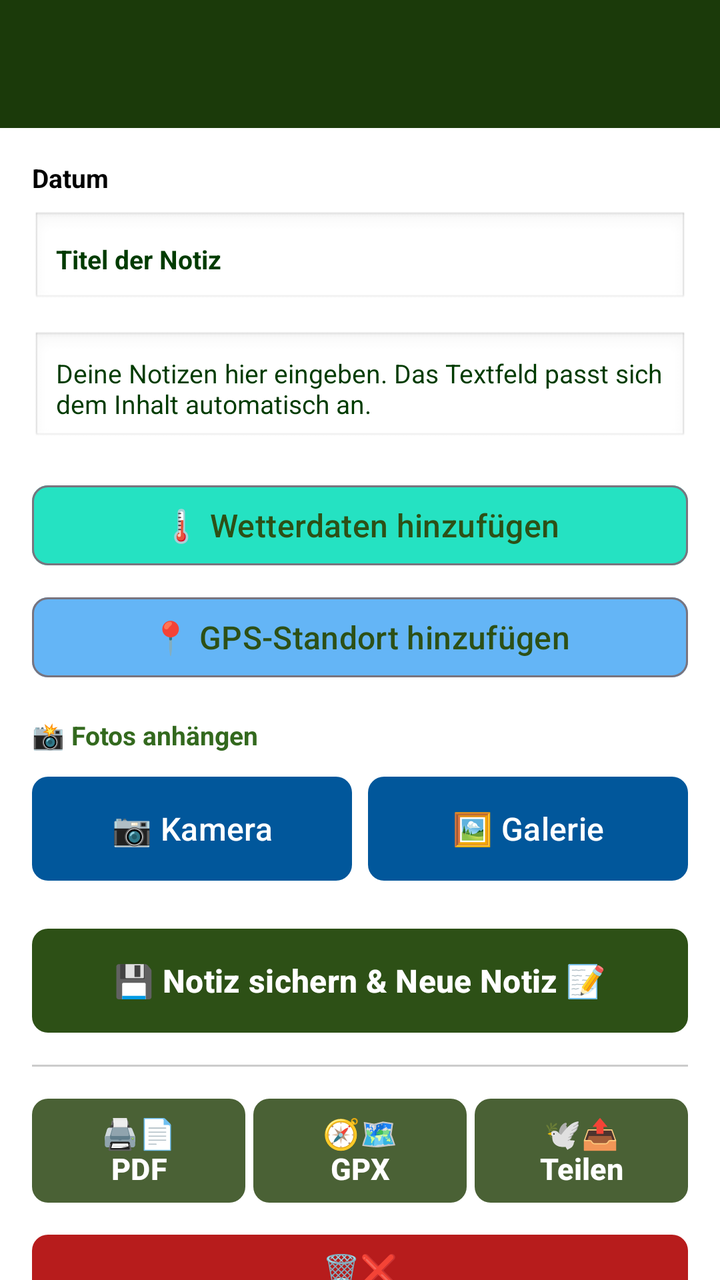
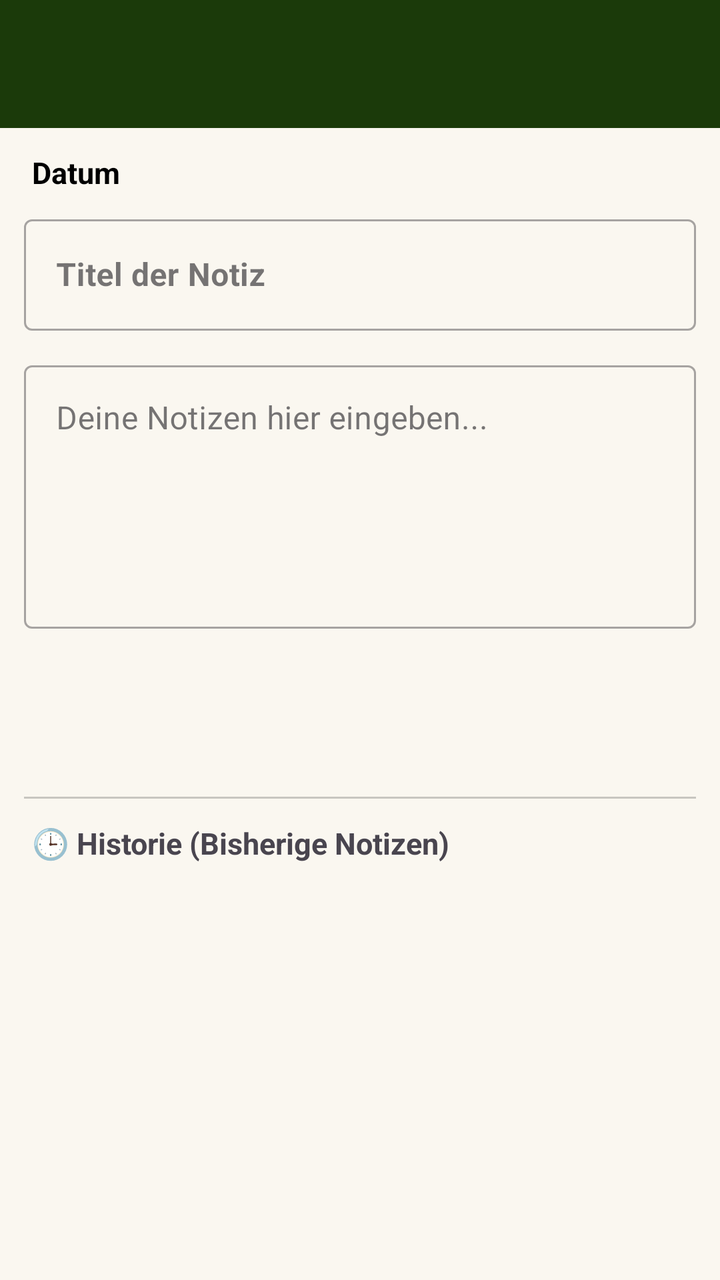

Two renders of the same Android screen: before a commit and after it. Below are the layout's source before the change and the commit's diff.
<!-- AndroidManifest.xml: activity theme Theme.HundeWildnis -->
<!-- res/layout/activity_daily_notes.xml -->
<?xml version="1.0" encoding="utf-8"?>
<androidx.coordinatorlayout.widget.CoordinatorLayout
    xmlns:android="http://schemas.android.com/apk/res/android"
    xmlns:app="http://schemas.android.com/apk/res-auto"
    android:layout_width="match_parent"
    android:layout_height="match_parent">

    <com.google.android.material.appbar.AppBarLayout
        android:id="@+id/appbar"
        android:layout_width="match_parent"
        android:layout_height="wrap_content"
        android:fitsSystemWindows="false">

        <androidx.appcompat.widget.Toolbar
            android:id="@+id/toolbar"
            android:layout_width="match_parent"
            android:layout_height="?attr/actionBarSize"
            android:background="#1B3A0A"
            app:titleTextColor="#FFFFFF" />
    </com.google.android.material.appbar.AppBarLayout>

    <androidx.core.widget.NestedScrollView
        android:layout_width="match_parent"
        android:layout_height="match_parent"
        app:layout_behavior="@string/appbar_scrolling_view_behavior">

        <LinearLayout
            android:layout_width="match_parent"
            android:layout_height="wrap_content"
            android:orientation="vertical"
            android:padding="16dp">

            
            <TextView
                android:id="@+id/tvDate"
                android:layout_width="match_parent"
                android:layout_height="wrap_content"
                android:text="Datum"
                android:textSize="@dimen/text_body_medium"
                android:textStyle="bold"
                android:textColor="?android:attr/textColorPrimary"
                android:layout_marginBottom="8dp" />

            
            <TextView
                android:id="@+id/tvWeatherInfo"
                android:layout_width="match_parent"
                android:layout_height="wrap_content"
                android:text=""
                android:textSize="@dimen/text_body_medium"
                android:textColor="?android:attr/textColorPrimary"
                android:layout_marginBottom="16dp"
                android:visibility="gone" />

            
            <EditText
                android:id="@+id/etTitle"
                android:layout_width="match_parent"
                android:layout_height="wrap_content"
                android:hint="Titel der Notiz"
                android:inputType="textCapSentences"
                android:textSize="@dimen/text_body_medium"
                android:textStyle="bold"
                android:textColorHint="@color/dark_green"
                android:textColor="#000000"
                android:padding="12dp"
                android:background="@android:drawable/edit_text"
                android:layout_marginBottom="12dp" />

            
            <EditText
                android:id="@+id/etNotes"
                android:layout_width="match_parent"
                android:layout_height="wrap_content"
                android:hint="Deine Notizen hier eingeben. Das Textfeld passt sich dem Inhalt automatisch an."
                android:textColorHint="@color/dark_green"
                android:textSize="13sp"
                android:textColor="#000000"
                android:gravity="top|start"
                android:padding="12dp"
                android:background="@android:drawable/edit_text"
                android:inputType="textMultiLine|textCapSentences"
                android:layout_marginBottom="16dp" />

            
            <com.google.android.material.button.MaterialButton
                android:id="@+id/btnAddWeather"
                style="@style/Widget.Material3.Button.OutlinedButton"
                android:layout_width="match_parent"
                android:layout_height="wrap_content"
                android:text="🌡️ Wetterdaten hinzufügen"
                android:textSize="@dimen/text_body_medium"
                app:cornerRadius="8dp"
                app:backgroundTint="#25E2C2"
                android:layout_marginBottom="8dp" />

            
            <com.google.android.material.button.MaterialButton
                android:id="@+id/btnAddLocation"
                style="@style/Widget.Material3.Button.OutlinedButton"
                android:layout_width="match_parent"
                android:layout_height="wrap_content"
                android:text="📍 GPS-Standort hinzufügen"
                android:textSize="@dimen/text_body_medium"
                app:cornerRadius="8dp"
                app:backgroundTint="#64B5F6"
                android:layout_marginBottom="16dp" />

            
            <TextView
                android:layout_width="match_parent"
                android:layout_height="wrap_content"
                android:text="📸 Fotos anhängen"
                android:textSize="@dimen/text_body_medium"
                android:textStyle="bold"
                android:textColor="#33691E"
                android:layout_marginBottom="8dp" />

            
            <LinearLayout
                android:layout_width="match_parent"
                android:layout_height="wrap_content"
                android:orientation="horizontal"
                android:layout_marginBottom="16dp">

                <com.google.android.material.button.MaterialButton
                    android:id="@+id/btnCamera"
                    android:layout_width="0dp"
                    android:layout_height="wrap_content"
                    android:layout_weight="1"
                    android:text="📷 Kamera"
                    android:textSize="@dimen/text_body_medium"
                    app:cornerRadius="8dp"
                    app:backgroundTint="#01579B"
                    android:textColor="#FFFFFF"
                    android:layout_marginEnd="8dp" />

                <com.google.android.material.button.MaterialButton
                    android:id="@+id/btnGallery"
                    android:layout_width="0dp"
                    android:layout_height="wrap_content"
                    android:layout_weight="1"
                    android:text="🖼️ Galerie"
                    android:textSize="@dimen/text_body_medium"
                    app:cornerRadius="8dp"
                    app:backgroundTint="#01579B"
                    android:textColor="#FFFFFF" />

            </LinearLayout>

            
            <androidx.recyclerview.widget.RecyclerView
                android:id="@+id/rvPhotos"
                android:layout_width="match_parent"
                android:layout_height="wrap_content"
                android:layout_marginBottom="16dp"
                android:visibility="gone" />

            
            <com.google.android.material.button.MaterialButton
                android:id="@+id/btnSaveNew"
                android:layout_width="match_parent"
                android:layout_height="wrap_content"
                android:text="💾 Notiz sichern &amp; Neue Notiz 📝"
                android:textSize="@dimen/text_body_medium"
                android:textStyle="bold"
                app:cornerRadius="8dp"
                app:backgroundTint="#2d5016"
                android:textColor="#FFFFFF"
                android:layout_marginBottom="12dp" />

            <View
                android:layout_width="match_parent"
                android:layout_height="1dp"
                android:background="#33000000"
                android:layout_marginBottom="12dp" />

            
            <LinearLayout
                android:layout_width="match_parent"
                android:layout_height="wrap_content"
                android:orientation="horizontal"
                android:layout_marginBottom="8dp">

                <com.google.android.material.button.MaterialButton
                    android:id="@+id/btnExportPdf"
                    android:layout_width="0dp"
                    android:layout_height="wrap_content"
                    android:layout_weight="1"
                    android:text="🖨📄\nPDF"
                    android:textSize="@dimen/text_body_medium"
                    android:textStyle="bold"
                    app:cornerRadius="8dp"
                    app:backgroundTint="#4a6135"
                    android:textColor="#FFFFFF"
                    android:layout_marginEnd="4dp" />

                <com.google.android.material.button.MaterialButton
                    android:id="@+id/btnExportGpx"
                    android:layout_width="0dp"
                    android:layout_height="wrap_content"
                    android:layout_weight="1"
                    android:text="🧭🗺️\nGPX"
                    android:textSize="@dimen/text_body_medium"
                    android:textStyle="bold"
                    app:cornerRadius="8dp"
                    app:backgroundTint="#4a6135"
                    android:textColor="#FFFFFF"
                    android:layout_marginEnd="4dp" />

                <com.google.android.material.button.MaterialButton
                    android:id="@+id/btnShare"
                    android:layout_width="0dp"
                    android:layout_height="wrap_content"
                    android:layout_weight="1"
                    android:text="🕊📤\nTeilen"
                    android:textSize="@dimen/text_body_medium"
                    android:textStyle="bold"
                    app:cornerRadius="8dp"
                    app:backgroundTint="#4a6135"
                    android:textColor="#FFFFFF" />
            </LinearLayout>

            <com.google.android.material.button.MaterialButton
                android:id="@+id/btnClear"
                android:layout_width="match_parent"
                android:layout_height="wrap_content"
                android:text="🗑️❌\nEntwurf löschen"
                android:textSize="@dimen/text_body_medium"
                android:textStyle="bold"
                app:cornerRadius="8dp"
                app:backgroundTint="#B71C1C"
                android:textColor="#FFFFFF"
                android:layout_marginBottom="24dp" />

            
            <TextView
                android:layout_width="match_parent"
                android:layout_height="wrap_content"
                android:text="🕒 Historie (Bisherige Notizen)"
                android:textSize="@dimen/text_body_medium"
                android:textStyle="bold"
                android:layout_marginBottom="12dp" />

            
            <androidx.recyclerview.widget.RecyclerView
                android:id="@+id/rvHistory"
                android:layout_width="match_parent"
                android:layout_height="wrap_content"
                android:nestedScrollingEnabled="false" />

        </LinearLayout>
    </androidx.core.widget.NestedScrollView>

</androidx.coordinatorlayout.widget.CoordinatorLayout>
<!-- resources referenced by this layout -->
<resources>
  <color name="dark_green">#003b00</color>
  <dimen name="text_body_medium">14sp</dimen>
  <style name="Theme.HundeWildnis" parent="Base.Theme.HundeWildnis" />
  <style name="Base.Theme.HundeWildnis" parent="Theme.Material3.Light.NoActionBar">
          
          <item name="materialButtonStyle">@style/Widget.App.Button</item>
  
          <item name="colorPrimary">#2d5016</item>
          <item name="colorPrimaryVariant">#1a3009</item>
          <item name="colorOnPrimary">#FFFFFF</item>
          <item name="colorSecondary">#6b8e4e</item>
          <item name="colorSecondaryVariant">#4a6135</item>
          <item name="colorOnSecondary">#000000</item>
          <item name="android:statusBarColor">@android:color/transparent</item>
          <item name="android:navigationBarColor">@android:color/transparent</item>
          <item name="android:windowDrawsSystemBarBackgrounds">true</item>
          <item name="android:windowLightStatusBar">true</item>
          <item name="android:windowLightNavigationBar" tools:targetApi="27">true</item>
          <item name="android:enforceNavigationBarContrast" tools:targetApi="q">false</item>
          <item name="android:enforceStatusBarContrast" tools:targetApi="q">false</item>
  
          
          <item name="colorAccent">#2d5016</item>
          <item name="android:textColorPrimary">#000000</item>
  
          
          <item name="materialAlertDialogTheme">@style/AlertDialogTheme</item>
          <item name="alertDialogTheme">@style/AlertDialogTheme</item>
  
          
          <item name="actionMenuTextColor">#FFFFFF</item>
          <item name="actionOverflowButtonStyle">@style/Widget.App.Overflow</item>
  
          
          <item name="android:windowBackground">#FFFFFF</item>
          <item name="android:colorBackground">#FFFFFF</item>
      </style>
  <style name="Widget.App.Overflow" parent="Widget.AppCompat.ActionButton.Overflow">
          <item name="android:src">@drawable/ic_menu_hamburger</item>
      </style>
  <dimen name="text_button_large">20sp</dimen>
  <style name="DialogButtonStyle.Light" parent="Widget.Material3.Button.TextButton.Dialog">
          
          <item name="android:textColor">#2d5016</item>
  
          
          <item name="android:textSize">13sp</item>
          <item name="android:textAllCaps">false</item>
          <item name="android:maxLines">2</item>
          <item name="android:singleLine">false</item>
          <item name="android:ellipsize">none</item>
          <item name="autoSizeTextType">uniform</item>
          <item name="autoSizeMinTextSize">10sp</item>
          <item name="autoSizeMaxTextSize">16sp</item>
  
          
          <item name="android:paddingStart">2dp</item>
          <item name="android:paddingEnd">2dp</item>
          <item name="android:minWidth">0dp</item>
          <item name="android:insetLeft">0dp</item>
          <item name="android:insetRight">0dp</item>
          <item name="android:insetTop">0dp</item>
          <item name="android:insetBottom">0dp</item>
  
          
          <item name="backgroundTint">@android:color/transparent</item>
  
          
          <item name="rippleColor">#332d5016</item>
      </style>
  <style name="Widget.App.ButtonBar" parent="Widget.AppCompat.ButtonBar.AlertDialog">
          <item name="android:padding">0dp</item>
      </style>
  <!-- drawable ic_menu_hamburger (drawable) -->
  <vector xmlns:android="http://schemas.android.com/apk/res/android"
      android:width="24dp"
      android:height="24dp"
      android:viewportWidth="24"
      android:viewportHeight="24">
      <path
          android:fillColor="#FFFFFF"
          android:pathData="M3,18h18v-2H3V18z M3,13h18v-2H3V13z M3,6v2h18V6H3z" />
  </vector>
  <!-- unchanged entries left out for length: 2 -->
</resources>

<!-- the commit's change to res/layout/activity_daily_notes.xml (unified diff, before → after) -->
@@ -22,13 +22,16 @@
     <androidx.core.widget.NestedScrollView
         android:layout_width="match_parent"
         android:layout_height="match_parent"
+        android:fillViewport="true"
+        android:clipToPadding="false"
+        android:paddingBottom="40dp"
         app:layout_behavior="@string/appbar_scrolling_view_behavior">
 
         <LinearLayout
             android:layout_width="match_parent"
             android:layout_height="wrap_content"
             android:orientation="vertical"
-            android:padding="16dp">
+            android:padding="12dp">
 
             
             <TextView
@@ -36,10 +39,11 @@
                 android:layout_width="match_parent"
                 android:layout_height="wrap_content"
                 android:text="Datum"
-                android:textSize="@dimen/text_body_medium"
+                android:textSize="15sp"
                 android:textStyle="bold"
                 android:textColor="?android:attr/textColorPrimary"
-                android:layout_marginBottom="8dp" />
+                android:layout_marginBottom="8dp"
+                android:paddingStart="4dp" />
 
             
             <TextView
@@ -47,106 +51,62 @@
                 android:layout_width="match_parent"
                 android:layout_height="wrap_content"
                 android:text=""
-                android:textSize="@dimen/text_body_medium"
-                android:textColor="?android:attr/textColorPrimary"
+                android:textSize="13sp"
+                android:textColor="?android:attr/textColorSecondary"
                 android:layout_marginBottom="16dp"
-                android:visibility="gone" />
+                android:visibility="gone"
+                android:paddingStart="4dp" />
 
             
-            <EditText
-                android:id="@+id/etTitle"
+            <com.google.android.material.textfield.TextInputLayout
                 android:layout_width="match_parent"
                 android:layout_height="wrap_content"
+                android:layout_marginBottom="12dp"
                 android:hint="Titel der Notiz"
-                android:inputType="textCapSentences"
-                android:textSize="@dimen/text_body_medium"
-                android:textStyle="bold"
-                android:textColorHint="@color/dark_green"
-                android:textColor="#000000"
-                android:padding="12dp"
-                android:background="@android:drawable/edit_text"
-                android:layout_marginBottom="12dp" />
+                style="@style/Widget.MaterialComponents.TextInputLayout.OutlinedBox">
+                <com.google.android.material.textfield.TextInputEditText
+                    android:id="@+id/etTitle"
+                    android:layout_width="match_parent"
+                    android:layout_height="wrap_content"
+                    android:inputType="textCapSentences"
+                    android:textStyle="bold" />
+            </com.google.android.material.textfield.TextInputLayout>
 
             
-            <EditText
-                android:id="@+id/etNotes"
+            <com.google.android.material.textfield.TextInputLayout
                 android:layout_width="match_parent"
                 android:layout_height="wrap_content"
-                android:hint="Deine Notizen hier eingeben. Das Textfeld passt sich dem Inhalt automatisch an."
-                android:textColorHint="@color/dark_green"
-                android:textSize="13sp"
-                android:textColor="#000000"
-                android:gravity="top|start"
-                android:padding="12dp"
-                android:background="@android:drawable/edit_text"
-                android:inputType="textMultiLine|textCapSentences"
-                android:layout_marginBottom="16dp" />
+                android:layout_marginBottom="16dp"
+                android:hint="Deine Notizen hier eingeben..."
+                style="@style/Widget.MaterialComponents.TextInputLayout.OutlinedBox">
+                <com.google.android.material.textfield.TextInputEditText
+                    android:id="@+id/etNotes"
+                    android:layout_width="match_parent"
+                    android:layout_height="wrap_content"
+                    android:gravity="top|start"
+                    android:minLines="5"
+                    android:inputType="textMultiLine|textCapSentences" />
+            </com.google.android.material.textfield.TextInputLayout>
 
             
-            <com.google.android.material.button.MaterialButton
-                android:id="@+id/btnAddWeather"
-                style="@style/Widget.Material3.Button.OutlinedButton"
+            <androidx.recyclerview.widget.RecyclerView
+                android:id="@+id/gridNoteConditions"
                 android:layout_width="match_parent"
                 android:layout_height="wrap_content"
-                android:text="🌡️ Wetterdaten hinzufügen"
-                android:textSize="@dimen/text_body_medium"
-                app:cornerRadius="8dp"
-                app:backgroundTint="#25E2C2"
-                android:layout_marginBottom="8dp" />
+                android:layout_marginBottom="16dp"
+                android:nestedScrollingEnabled="false"
+                app:layoutManager="androidx.recyclerview.widget.GridLayoutManager"
+                app:spanCount="2" />
 
             
-            <com.google.android.material.button.MaterialButton
-                android:id="@+id/btnAddLocation"
-                style="@style/Widget.Material3.Button.OutlinedButton"
+            <androidx.recyclerview.widget.RecyclerView
+                android:id="@+id/gridNotePhotos"
                 android:layout_width="match_parent"
                 android:layout_height="wrap_content"
-                android:text="📍 GPS-Standort hinzufügen"
-                android:textSize="@dimen/text_body_medium"
-                app:cornerRadius="8dp"
-                app:backgroundTint="#64B5F6"
-                android:layout_marginBottom="16dp" />
-
-            
-            <TextView
-                android:layout_width="match_parent"
-                android:layout_height="wrap_content"
-                android:text="📸 Fotos anhängen"
-                android:textSize="@dimen/text_body_medium"
-                android:textStyle="bold"
-                android:textColor="#33691E"
-                android:layout_marginBottom="8dp" />
-
-            
-            <LinearLayout
-                android:layout_width="match_parent"
-                android:layout_height="wrap_content"
-                android:orientation="horizontal"
-                android:layout_marginBottom="16dp">
-
-                <com.google.android.material.button.MaterialButton
-                    android:id="@+id/btnCamera"
-                    android:layout_width="0dp"
-                    android:layout_height="wrap_content"
-                    android:layout_weight="1"
-                    android:text="📷 Kamera"
-                    android:textSize="@dimen/text_body_medium"
-                    app:cornerRadius="8dp"
-                    app:backgroundTint="#01579B"
-                    android:textColor="#FFFFFF"
-                    android:layout_marginEnd="8dp" />
-
-                <com.google.android.material.button.MaterialButton
-                    android:id="@+id/btnGallery"
-                    android:layout_width="0dp"
-                    android:layout_height="wrap_content"
-                    android:layout_weight="1"
-                    android:text="🖼️ Galerie"
-                    android:textSize="@dimen/text_body_medium"
-                    app:cornerRadius="8dp"
-                    app:backgroundTint="#01579B"
-                    android:textColor="#FFFFFF" />
-
-            </LinearLayout>
+                android:layout_marginBottom="8dp"
+                android:nestedScrollingEnabled="false"
+                app:layoutManager="androidx.recyclerview.widget.GridLayoutManager"
+                app:spanCount="2" />
 
             
             <androidx.recyclerview.widget.RecyclerView
@@ -157,17 +117,24 @@
                 android:visibility="gone" />
 
             
-            <com.google.android.material.button.MaterialButton
-                android:id="@+id/btnSaveNew"
+            <androidx.recyclerview.widget.RecyclerView
+                android:id="@+id/gridNoteSave"
                 android:layout_width="match_parent"
                 android:layout_height="wrap_content"
-                android:text="💾 Notiz sichern &amp; Neue Notiz 📝"
-                android:textSize="@dimen/text_body_medium"
-                android:textStyle="bold"
-                app:cornerRadius="8dp"
-                app:backgroundTint="#2d5016"
-                android:textColor="#FFFFFF"
-                android:layout_marginBottom="12dp" />
+                android:layout_marginBottom="12dp"
+                android:nestedScrollingEnabled="false"
+                app:layoutManager="androidx.recyclerview.widget.GridLayoutManager"
+                app:spanCount="1" />
+
+            
+            <androidx.recyclerview.widget.RecyclerView
+                android:id="@+id/gridNoteActions"
+                android:layout_width="match_parent"
+                android:layout_height="wrap_content"
+                android:layout_marginBottom="32dp"
+                android:nestedScrollingEnabled="false"
+                app:layoutManager="androidx.recyclerview.widget.GridLayoutManager"
+                app:spanCount="4" />
 
             <View
                 android:layout_width="match_parent"
@@ -176,71 +143,14 @@
                 android:layout_marginBottom="12dp" />
 
             
-            <LinearLayout
-                android:layout_width="match_parent"
-                android:layout_height="wrap_content"
-                android:orientation="horizontal"
-                android:layout_marginBottom="8dp">
-
-                <com.google.android.material.button.MaterialButton
-                    android:id="@+id/btnExportPdf"
-                    android:layout_width="0dp"
-                    android:layout_height="wrap_content"
-                    android:layout_weight="1"
-                    android:text="🖨📄\nPDF"
-                    android:textSize="@dimen/text_body_medium"
-                    android:textStyle="bold"
-                    app:cornerRadius="8dp"
-                    app:backgroundTint="#4a6135"
-                    android:textColor="#FFFFFF"
-                    android:layout_marginEnd="4dp" />
-
-                <com.google.android.material.button.MaterialButton
-                    android:id="@+id/btnExportGpx"
-                    android:layout_width="0dp"
-                    android:layout_height="wrap_content"
-                    android:layout_weight="1"
-                    android:text="🧭🗺️\nGPX"
-                    android:textSize="@dimen/text_body_medium"
-                    android:textStyle="bold"
-                    app:cornerRadius="8dp"
-                    app:backgroundTint="#4a6135"
-                    android:textColor="#FFFFFF"
-                    android:layout_marginEnd="4dp" />
-
-                <com.google.android.material.button.MaterialButton
-                    android:id="@+id/btnShare"
-                    android:layout_width="0dp"
-                    android:layout_height="wrap_content"
-                    android:layout_weight="1"
-                    android:text="🕊📤\nTeilen"
-                    android:textSize="@dimen/text_body_medium"
-                    android:textStyle="bold"
-                    app:cornerRadius="8dp"
-                    app:backgroundTint="#4a6135"
-                    android:textColor="#FFFFFF" />
-            </LinearLayout>
-
-            <com.google.android.material.button.MaterialButton
-                android:id="@+id/btnClear"
-                android:layout_width="match_parent"
-                android:layout_height="wrap_content"
-                android:text="🗑️❌\nEntwurf löschen"
-                android:textSize="@dimen/text_body_medium"
-                android:textStyle="bold"
-                app:cornerRadius="8dp"
-                app:backgroundTint="#B71C1C"
-                android:textColor="#FFFFFF"
-                android:layout_marginBottom="24dp" />
-
-            
             <TextView
                 android:layout_width="match_parent"
                 android:layout_height="wrap_content"
                 android:text="🕒 Historie (Bisherige Notizen)"
-                android:textSize="@dimen/text_body_medium"
+                android:textSize="15sp"
                 android:textStyle="bold"
-                android:layout_marginBottom="12dp" />
+                android:layout_marginBottom="12dp"
+                android:paddingStart="4dp" />
 
             
             <androidx.recyclerview.widget.RecyclerView
<!-- resource entries referenced after the edit -->
@@ -1,20 +1,16 @@
 <!-- resources referenced by this layout -->
 <resources>
-  <color name="dark_green">#003b00</color>
-  <dimen name="text_body_medium">14sp</dimen>
   <style name="Theme.HundeWildnis" parent="Base.Theme.HundeWildnis" />
   <style name="Base.Theme.HundeWildnis" parent="Theme.Material3.Light.NoActionBar">
           
           <item name="materialButtonStyle">@style/Widget.App.Button</item>
   
-          <item name="colorPrimary">#2d5016</item>
-          <item name="colorPrimaryVariant">#1a3009</item>
-          <item name="colorOnPrimary">#FFFFFF</item>
-          <item name="colorSecondary">#6b8e4e</item>
-          <item name="colorSecondaryVariant">#4a6135</item>
-          <item name="colorOnSecondary">#000000</item>
-          <item name="android:statusBarColor">@android:color/transparent</item>
-          <item name="android:navigationBarColor">@android:color/transparent</item>
+          <item name="colorPrimary">@color/rd_bg_light</item>
+          <item name="colorOnPrimary">@color/rd_text_primary_light</item>
+          <item name="colorSecondary">@color/rd_group2_accent_light</item>
+          <item name="colorOnSecondary">#FFFFFF</item>
+          <item name="android:statusBarColor">@color/rd_bg_light</item>
+          <item name="android:navigationBarColor">@color/rd_bg_light</item>
           <item name="android:windowDrawsSystemBarBackgrounds">true</item>
           <item name="android:windowLightStatusBar">true</item>
           <item name="android:windowLightNavigationBar" tools:targetApi="27">true</item>
@@ -22,7 +18,7 @@
           <item name="android:enforceStatusBarContrast" tools:targetApi="q">false</item>
   
           
-          <item name="colorAccent">#2d5016</item>
+          <item name="colorAccent">@color/rd_group2_accent_light</item>
           <item name="android:textColorPrimary">#000000</item>
   
           
@@ -30,20 +26,23 @@
           <item name="alertDialogTheme">@style/AlertDialogTheme</item>
   
           
-          <item name="actionMenuTextColor">#FFFFFF</item>
+          <item name="actionMenuTextColor">@color/rd_text_primary_light</item>
           <item name="actionOverflowButtonStyle">@style/Widget.App.Overflow</item>
   
           
-          <item name="android:windowBackground">#FFFFFF</item>
-          <item name="android:colorBackground">#FFFFFF</item>
+          <item name="android:windowBackground">@color/rd_bg_light</item>
+          <item name="android:colorBackground">@color/rd_bg_light</item>
       </style>
+  <color name="rd_bg_light">#FAF7F0</color>
+  <color name="rd_text_primary_light">#2B2620</color>
+  <color name="rd_group2_accent_light">#8A7A1F</color>
   <style name="Widget.App.Overflow" parent="Widget.AppCompat.ActionButton.Overflow">
           <item name="android:src">@drawable/ic_menu_hamburger</item>
       </style>
   <dimen name="text_button_large">20sp</dimen>
   <style name="DialogButtonStyle.Light" parent="Widget.Material3.Button.TextButton.Dialog">
           
-          <item name="android:textColor">#2d5016</item>
+          <item name="android:textColor">?attr/colorSecondary</item>
   
           
           <item name="android:textSize">13sp</item>
